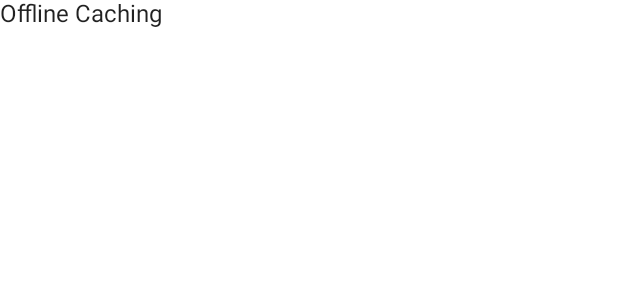
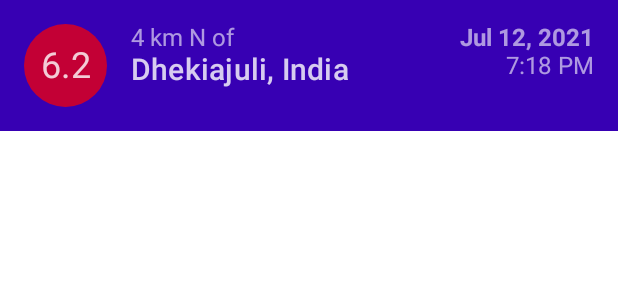
Before and after one commit to rawhasan/compose-exercise-offline-caching, an Android app built with Jetpack Compose: the @Preview function DefaultPreview, on a phone screen of 412 x 824 dp. Shown: the top 300 px of the screen. Run offline under Robolectric (Android 15) with nearby library versions, the phone set to English and light mode, and no system bars.

Commit message:
quake item layout

```diff
--- a/app/src/main/java/com/example/offlinecaching/MainActivity.kt
+++ b/app/src/main/java/com/example/offlinecaching/MainActivity.kt
@@ -3,11 +3,20 @@ package com.example.offlinecaching
 import android.os.Bundle
 import androidx.activity.ComponentActivity
 import androidx.activity.compose.setContent
+import androidx.compose.foundation.background
+import androidx.compose.foundation.layout.*
+import androidx.compose.foundation.shape.CircleShape
 import androidx.compose.material.MaterialTheme
 import androidx.compose.material.Surface
 import androidx.compose.material.Text
 import androidx.compose.runtime.Composable
+import androidx.compose.ui.Alignment
+import androidx.compose.ui.Modifier
+import androidx.compose.ui.draw.clip
+import androidx.compose.ui.graphics.Color
+import androidx.compose.ui.text.font.FontWeight
 import androidx.compose.ui.tooling.preview.Preview
+import androidx.compose.ui.unit.dp
 import com.example.offlinecaching.ui.theme.OfflineCachingTheme
 
 class MainActivity : ComponentActivity() {
@@ -25,8 +34,56 @@ class MainActivity : ComponentActivity() {
 
 @Composable
 fun OfflineCachingApp() {
-    Text("Offline Caching")
+    QuakeItemLayout()
 }
+
+@Composable
+fun QuakeItemLayout() {
+    Row(
+        modifier = Modifier
+            .background(MaterialTheme.colors.primaryVariant)
+            .padding(16.dp)
+            .fillMaxWidth()
+    ) {
+        Box(
+            contentAlignment = Alignment.Center,
+            modifier = Modifier
+                .padding(end = 16.dp)
+                .size(55.dp)
+                .clip(CircleShape)
+                .background(Color.Red.copy(alpha = 0.7f))
+
+        ) {
+            Text(
+                text = "6.2", style = MaterialTheme.typography.h5,
+                color = MaterialTheme.colors.onPrimary.copy(alpha = 0.8f)
+            )
+        }
+        Column(modifier = Modifier.weight(1f)) {
+            Text(
+                text = "4 km N of", style = MaterialTheme.typography.body1,
+                color = MaterialTheme.colors.onPrimary.copy(alpha = 0.6f)
+            )
+            Text(
+                text = "Dhekiajuli, India",
+                style = MaterialTheme.typography.h6,
+                color = MaterialTheme.colors.onPrimary.copy(alpha = 0.8f)
+            )
+        }
+        Column(horizontalAlignment = Alignment.End) {
+            Text(
+                text = "Jul 12, 2021",
+                color = MaterialTheme.colors.onPrimary.copy(alpha = 0.6f),
+                fontWeight = FontWeight.Bold
+            )
+            Text(
+                text = "7:18 PM",
+                color = MaterialTheme.colors.onPrimary.copy(alpha = 0.6f)
+            )
+        }
+    }
+}
+
 
 @Preview(showBackground = true)
 @Composable
```
